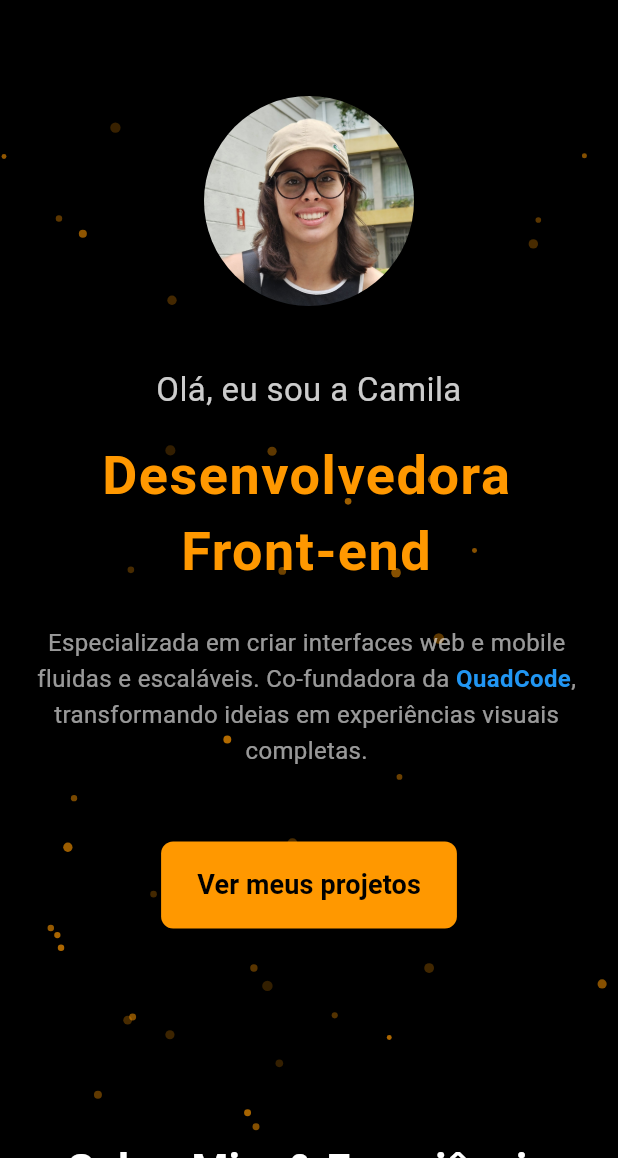
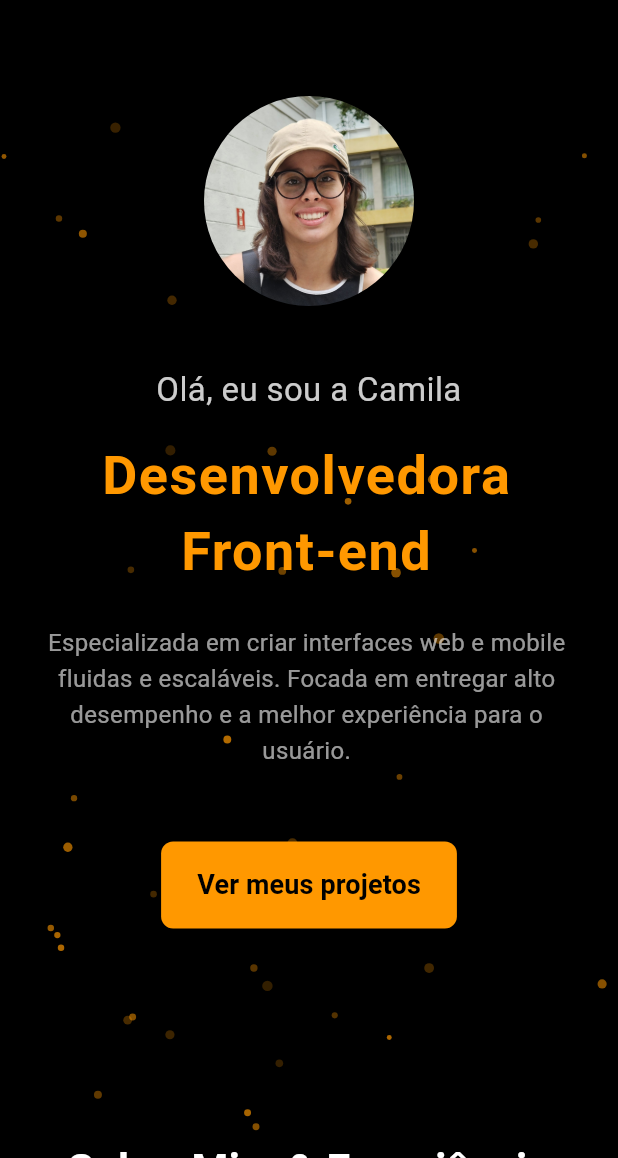
Before and after one commit to CamilaGVitoria/portifolio-camila, a Flutter app: the screen it shows after launch, on a phone screen of 412 x 824 dp, the part 78-1236 px from its top. Run offline on Flutter 3.47's test engine with Material 3 defaults, Android fonts, the phone set to English and light mode, and no system bars.

Commit message:
Update hero_section.dart

```diff
--- a/lib/sections/hero_section.dart
+++ b/lib/sections/hero_section.dart
@@ -102,21 +102,8 @@ class _HeroSectionState extends State<HeroSection> {
               children: [
                 TextSpan(
                   text: widget.isEnglish
-                      ? "Specialized in creating fluid and scalable web and mobile interfaces. Co-founder of "
-                      : "Especializada em criar interfaces web e mobile fluidas e escaláveis. Co-fundadora da ",
-                ),
-                TextSpan(
-                  text: "QuadCode",
-                  style: TextStyle(
-                    color: colorScheme.tertiary,
-                    fontWeight: FontWeight.bold,
-                  ),
-                  recognizer: _quadCodeRecognizer,
-                ),
-                TextSpan(
-                  text: widget.isEnglish
-                      ? ", turning ideas into complete visual experiences."
-                      : ", transformando ideias em experiências visuais completas.",
+                      ? "Specialized in creating fluid and scalable web and mobile interfaces. Focused on delivering high performance and the best user experience."
+                      : "Especializada em criar interfaces web e mobile fluidas e escaláveis. Focada em entregar alto desempenho e a melhor experiência para o usuário.",
                 ),
               ],
             ),
```
